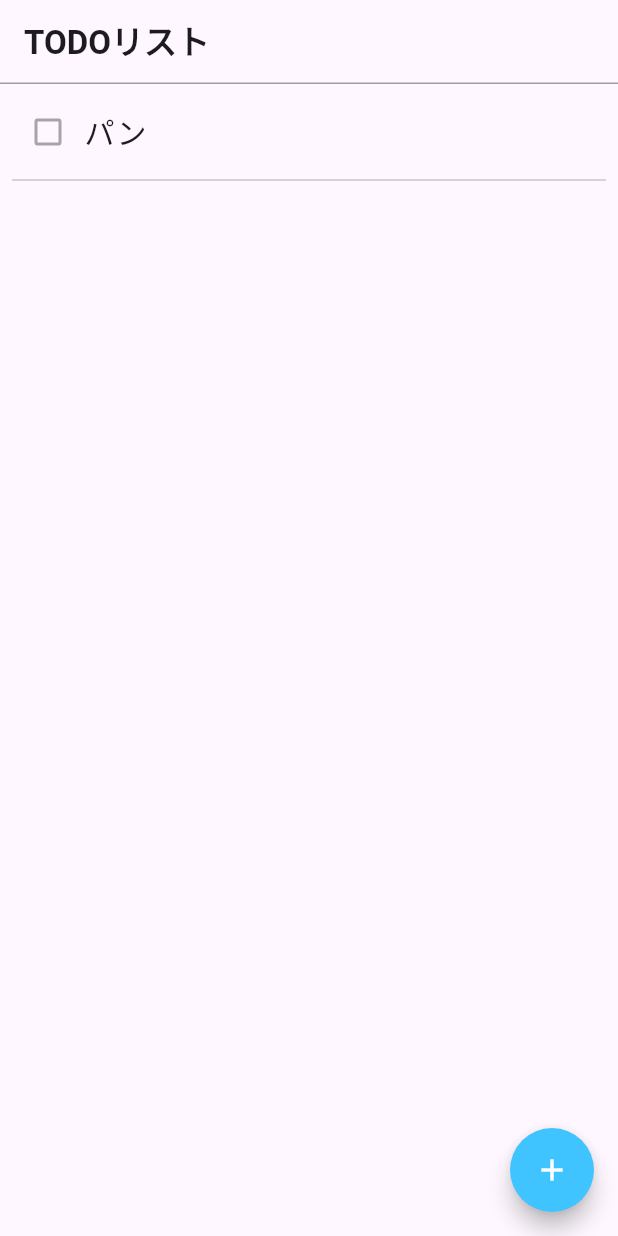
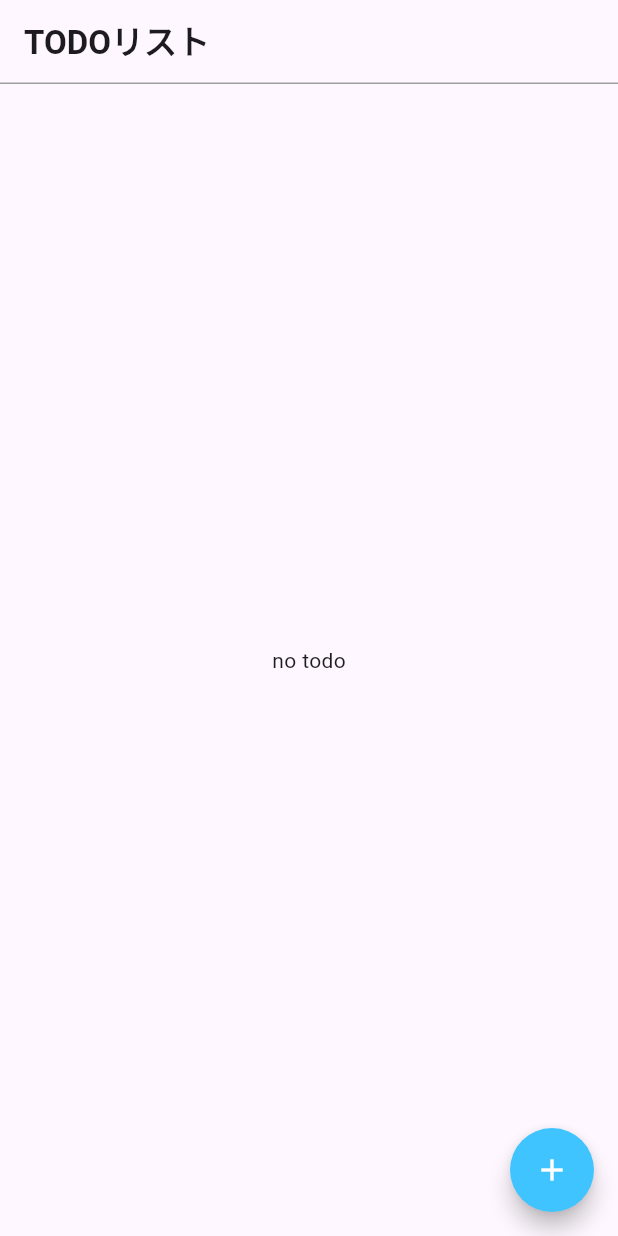
Before and after one commit to yukimiyake0607/todo_riverpod, a Flutter app: the screen it shows after launch, on a phone screen of 412 x 824 dp. Run offline on Flutter 3.47's test engine with Material 3 defaults, Android fonts, the phone set to English and light mode, and no system bars; our stand-ins replace flutter_riverpod, freezed_annotation, riverpod_annotation; missing offline and left inert: build_runner; generated files the repository leaves out were written again.

Commit message:
add: todoListProviderを追加し、TODOリストに表示

```diff
--- a/lib/main.dart
+++ b/lib/main.dart
@@ -1,6 +1,7 @@
 import 'package:flutter/material.dart';
+import 'package:flutter_riverpod/flutter_riverpod.dart';
 import 'package:todo_riverpod/app.dart';
 
 void main() {
-  runApp(const MainApp());
+  runApp(ProviderScope(child: MainApp()));
 }
--- a/lib/screens/home_screen.dart
+++ b/lib/screens/home_screen.dart
@@ -1,10 +1,14 @@
 import 'package:flutter/material.dart';
+import 'package:flutter_riverpod/flutter_riverpod.dart';
+import 'package:todo_riverpod/models/todo_model.dart';
+import 'package:todo_riverpod/providers/todo_provider.dart';
 
-class HomeScreen extends StatelessWidget {
+class HomeScreen extends ConsumerWidget {
   const HomeScreen({super.key});
 
   @override
-  Widget build(BuildContext context) {
+  Widget build(BuildContext context, WidgetRef ref) {
+    final todos = ref.watch(todoListProvider);
     return Scaffold(
       appBar: AppBar(
         title: Text(
@@ -18,28 +22,24 @@ class HomeScreen extends StatelessWidget {
           ),
         ),
       ),
-      body: ListView.builder(
-        itemCount: 1,
-        itemBuilder: (context, int index) {
-          return Padding(
-            padding: const EdgeInsets.all(8.0),
-            child: Column(
-              children: [
-                Row(
-                  children: [
-                    Checkbox(value: false, onChanged: null),
-                    Text(
-                      'パン',
-                      style: Theme.of(context).textTheme.bodyLarge,
-                    ),
-                  ],
-                ),
-                Divider(),
-              ],
+      body: todos.isEmpty
+          ? const Center(
+              child: Text('no todo'),
+            )
+          : ListView.builder(
+              itemCount: todos.length,
+              itemBuilder: (context, index) {
+                final todo = todos[index];
+                return ListTile(
+                  leading: Checkbox(
+                    value: todo.isChecked,
+                    onChanged: (value) {},
+                  ),
+                  title: Text(todo.title),
+                  subtitle: Text(todo.description),
+                );
+              },
             ),
-          );
-        },
-      ),
       floatingActionButton: FloatingActionButton(
         onPressed: () {},
         child: const Icon(
--- a/pubspec.yaml
+++ b/pubspec.yaml
@@ -20,7 +20,6 @@ dev_dependencies:
   flutter_lints: ^3.0.0
   build_runner: ^2.4.11
   freezed: ^2.5.2
-  json_serializable: ^6.8.0
   riverpod_generator: ^2.4.0
   custom_lint: ^0.6.4
   riverpod_lint: ^2.3.10
```
Also changed, not shown: lib/providers/todo_provider.dart (added, +23 -0 lines), lib/providers/todo_provider.g.dart (added), pubspec.lock.
